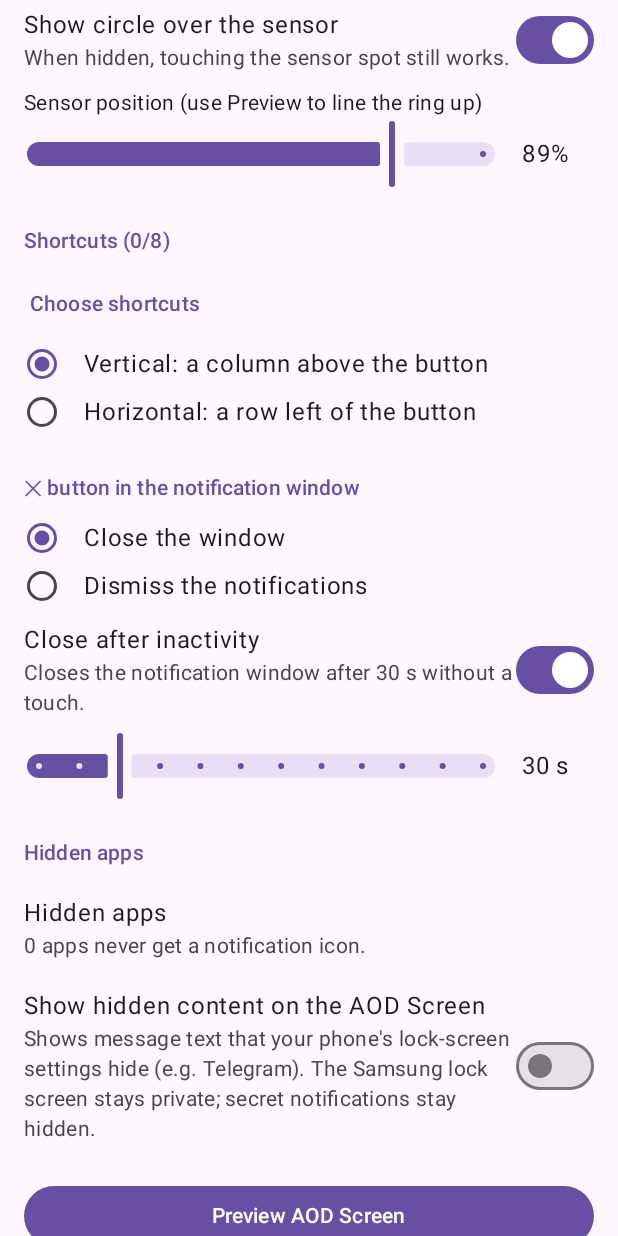
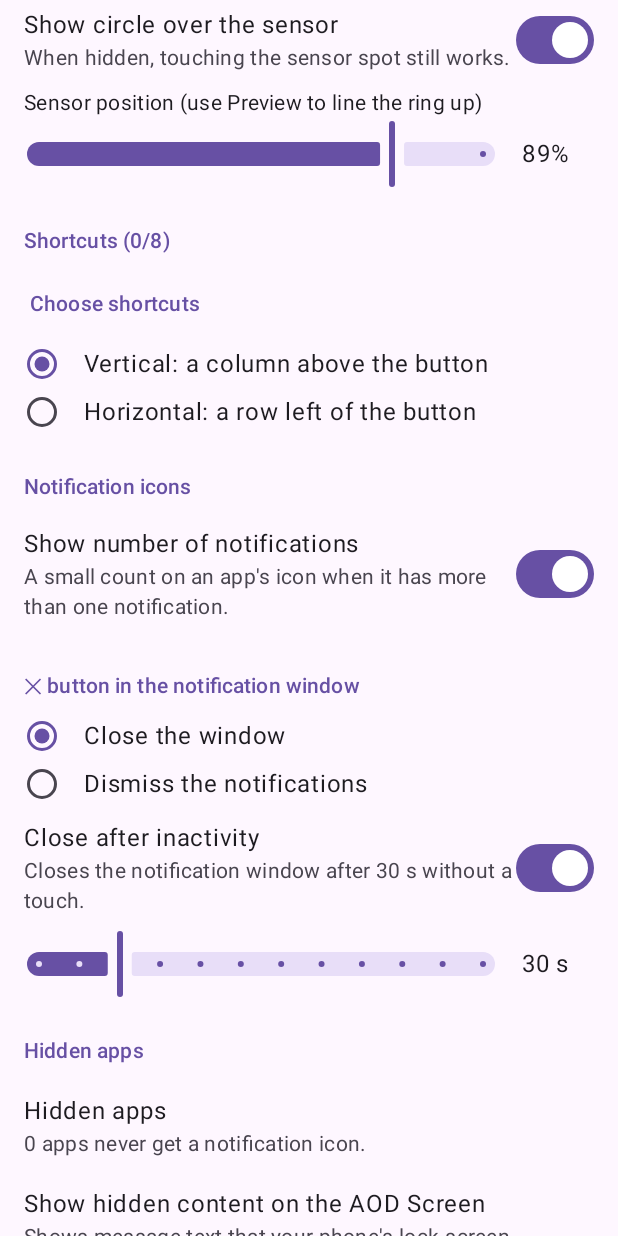
Before and after one commit to emiliocervantez/aodkit, an Android app built with Jetpack Compose: the screen it shows after launch (SettingsActivity), scrolled down 1153 dp, on a phone screen of 412 x 824 dp. Run offline under Robolectric (Android 15) with nearby library versions, the phone set to English and light mode, and no system bars.

Commit message:
Add notification count badges with a settings toggle
Show a badge on app icons when they have multiple notifications, with
a setting to turn counts on or off. Cap displayed counts at 99+.

```diff
--- a/app/src/main/java/app/aodkit/AodActivity.kt
+++ b/app/src/main/java/app/aodkit/AodActivity.kt
@@ -99,6 +99,7 @@ class AodActivity : ComponentActivity() {
                         shortcuts = prefs.shortcuts,
                         shortcutLayout = prefs.shortcutLayout,
                         moveContent = prefs.moveContent,
+                        showNotificationCount = prefs.showNotificationCount,
                         closeButtonDismisses = prefs.modalCloseAction == ModalCloseAction.DISMISS_ALL,
                         modalAutoCloseMs = (prefs.modalAutoCloseSeconds * 1_000L).takeIf { prefs.modalAutoClose },
                         // Samsung switches the sensor off while we cover the Lock Screen; step aside
--- a/app/src/main/java/app/aodkit/SettingsStore.kt
+++ b/app/src/main/java/app/aodkit/SettingsStore.kt
@@ -45,6 +45,8 @@ data class AodSettings(
     val shortcuts: List<String> = emptyList(),
     val shortcutLayout: ShortcutLayout = ShortcutLayout.VERTICAL,
     val hiddenApps: Set<String> = emptySet(),
+    /** Show a count badge on a Notification Icon when its app has more than one notification. */
+    val showNotificationCount: Boolean = true,
     /** Ignore "hide content" lock-screen settings on the AOD Screen (SECRET stays hidden). */
     val showHiddenContent: Boolean = false,
     val modalCloseAction: ModalCloseAction = ModalCloseAction.CLOSE,
@@ -86,6 +88,7 @@ class SettingsStore(context: Context) {
                 ?.let { name -> ShortcutLayout.entries.firstOrNull { it.name == name } }
                 ?: ShortcutLayout.VERTICAL,
             hiddenApps = p[HIDDEN_APPS].orEmpty(),
+            showNotificationCount = p[SHOW_NOTIFICATION_COUNT] ?: true,
             showHiddenContent = p[SHOW_HIDDEN_CONTENT] ?: false,
             modalCloseAction = p[MODAL_CLOSE_ACTION]
                 ?.let { name -> ModalCloseAction.entries.firstOrNull { it.name == name } }
@@ -119,6 +122,10 @@ class SettingsStore(context: Context) {
 
     suspend fun setHiddenApps(packages: Set<String>) {
         store.edit { it[HIDDEN_APPS] = packages }
+    }
+
+    suspend fun setShowNotificationCount(show: Boolean) {
+        store.edit { it[SHOW_NOTIFICATION_COUNT] = show }
     }
 
     suspend fun setShowHiddenContent(show: Boolean) {
@@ -167,6 +174,7 @@ class SettingsStore(context: Context) {
         val SHORTCUT_LAYOUT = stringPreferencesKey("shortcut_layout")
         val HIDDEN_APPS = stringSetPreferencesKey("hidden_apps")
         val SHOW_HIDDEN_CONTENT = booleanPreferencesKey("show_hidden_content")
+        val SHOW_NOTIFICATION_COUNT = booleanPreferencesKey("show_notification_count")
         val MODAL_CLOSE_ACTION = stringPreferencesKey("modal_close_action")
         val MODAL_AUTO_CLOSE = booleanPreferencesKey("modal_auto_close")
         val MODAL_AUTO_CLOSE_SECONDS = intPreferencesKey("modal_auto_close_seconds")
--- a/app/src/main/java/app/aodkit/ui/SettingsScreen.kt
+++ b/app/src/main/java/app/aodkit/ui/SettingsScreen.kt
@@ -251,6 +251,20 @@ fun SettingsScreen(store: SettingsStore, resumeCount: Int) {
                         Modifier.padding(start = 16.dp),
                     )
                 }
+            }
+
+            item { SectionHeader("Notification icons") }
+            item {
+                SettingRow(
+                    "Show number of notifications",
+                    "A small count on an app's icon when it has more than one notification.",
+                    trailing = {
+                        Switch(
+                            checked = settings.showNotificationCount,
+                            onCheckedChange = { scope.launch { store.setShowNotificationCount(it) } },
+                        )
+                    },
+                )
             }
 
             item { SectionHeader("✕ button in the notification window") }
```
Also changed, not shown: app/src/main/java/app/aodkit/ui/AodScreen.kt (+30 -2 lines).
